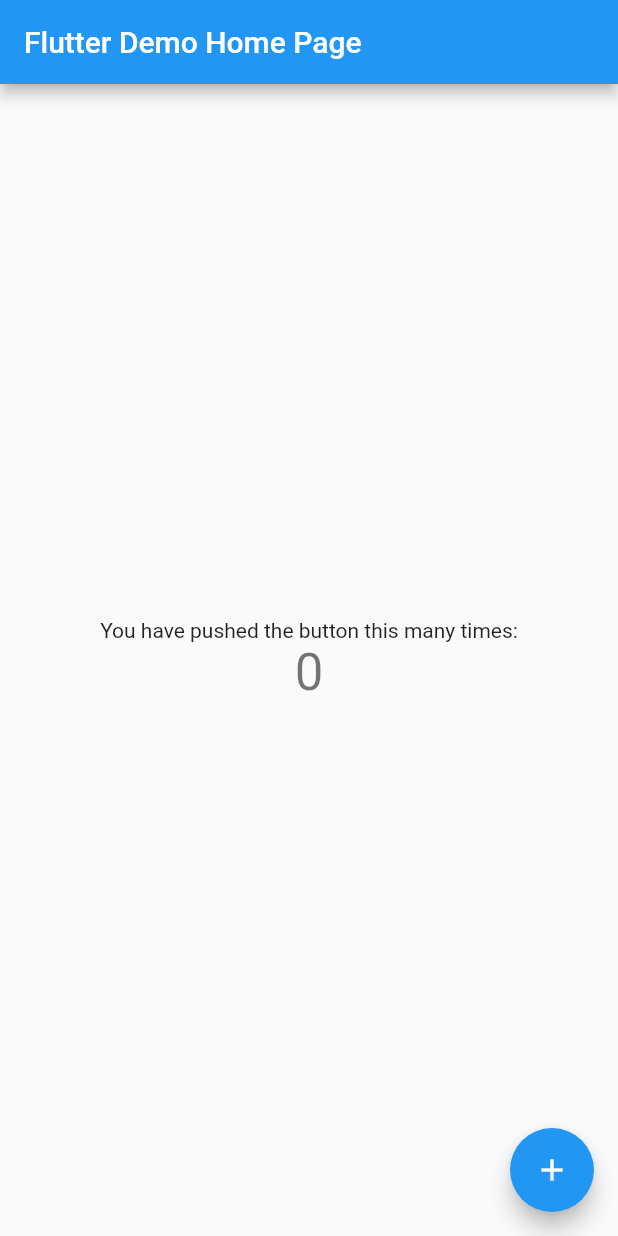
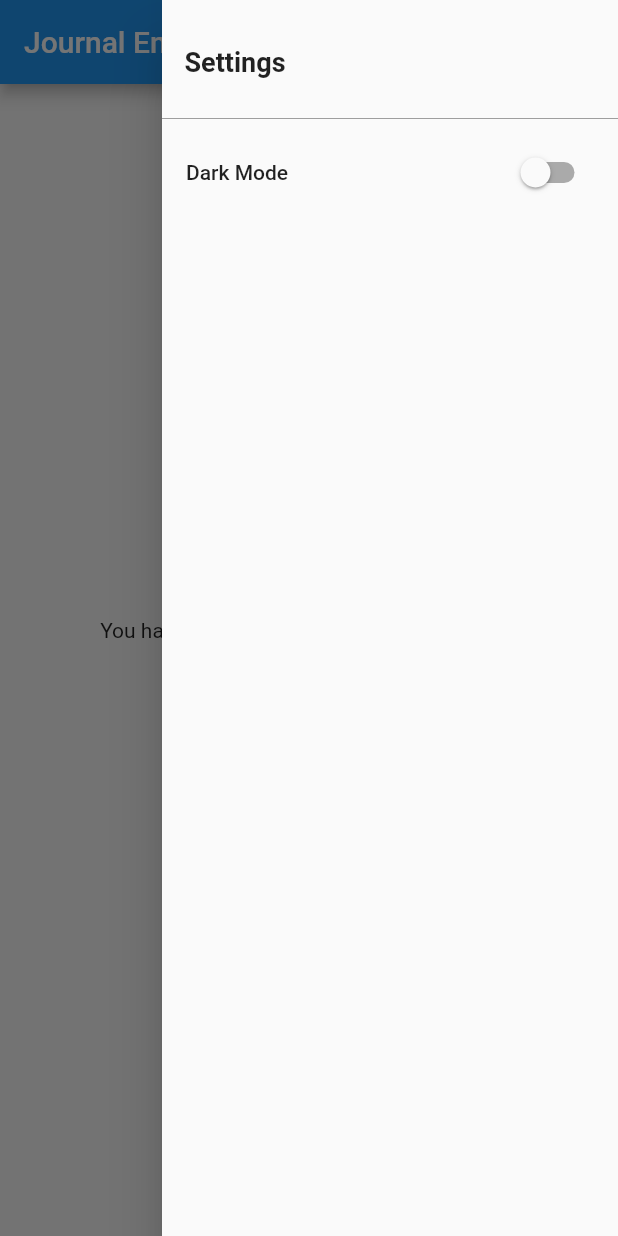
Before and after one commit to Joshpnguyen/Dart-Journal, a Flutter app: the screen it shows after launch, with the side drawer open (before the commit the screen has no drawer), on a phone screen of 412 x 824 dp. Run offline on Flutter 3.47's test engine with Material 2 defaults, Android fonts, the phone set to English and light mode, and no system bars.

Commit message:
Implemented settings drawer

```diff
--- a/lib/main.dart
+++ b/lib/main.dart
@@ -1,113 +1,6 @@
 import 'package:flutter/material.dart';
+import 'package:dart_journal/src_export.dart';
 
 void main() {
   runApp(MyApp());
 }
-
-class MyApp extends StatelessWidget {
-  // This widget is the root of your application.
-  @override
-  Widget build(BuildContext context) {
-    return MaterialApp(
-      title: 'Flutter Demo',
-      theme: ThemeData(
-        // This is the theme of your application.
-        //
-        // Try running your application with "flutter run". You'll see the
-        // application has a blue toolbar. Then, without quitting the app, try
-        // changing the primarySwatch below to Colors.green and then invoke
-        // "hot reload" (press "r" in the console where you ran "flutter run",
-        // or simply save your changes to "hot reload" in a Flutter IDE).
-        // Notice that the counter didn't reset back to zero; the application
-        // is not restarted.
-        primarySwatch: Colors.blue,
-      ),
-      home: MyHomePage(title: 'Flutter Demo Home Page'),
-    );
-  }
-}
-
-class MyHomePage extends StatefulWidget {
-  MyHomePage({Key? key, required this.title}) : super(key: key);
-
-  // This widget is the home page of your application. It is stateful, meaning
-  // that it has a State object (defined below) that contains fields that affect
-  // how it looks.
-
-  // This class is the configuration for the state. It holds the values (in this
-  // case the title) provided by the parent (in this case the App widget) and
-  // used by the build method of the State. Fields in a Widget subclass are
-  // always marked "final".
-
-  final String title;
-
-  @override
-  _MyHomePageState createState() => _MyHomePageState();
-}
-
-class _MyHomePageState extends State<MyHomePage> {
-  int _counter = 0;
-
-  void _incrementCounter() {
-    setState(() {
-      // This call to setState tells the Flutter framework that something has
-      // changed in this State, which causes it to rerun the build method below
-      // so that the display can reflect the updated values. If we changed
-      // _counter without calling setState(), then the build method would not be
-      // called again, and so nothing would appear to happen.
-      _counter++;
-    });
-  }
-
-  @override
-  Widget build(BuildContext context) {
-    // This method is rerun every time setState is called, for instance as done
-    // by the _incrementCounter method above.
-    //
-    // The Flutter framework has been optimized to make rerunning build methods
-    // fast, so that you can just rebuild anything that needs updating rather
-    // than having to individually change instances of widgets.
-    return Scaffold(
-      appBar: AppBar(
-        // Here we take the value from the MyHomePage object that was created by
-        // the App.build method, and use it to set our appbar title.
-        title: Text(widget.title),
-      ),
-      body: Center(
-        // Center is a layout widget. It takes a single child and positions it
-        // in the middle of the parent.
-        child: Column(
-          // Column is also a layout widget. It takes a list of children and
-          // arranges them vertically. By default, it sizes itself to fit its
-          // children horizontally, and tries to be as tall as its parent.
-          //
-          // Invoke "debug painting" (press "p" in the console, choose the
-          // "Toggle Debug Paint" action from the Flutter Inspector in Android
-          // Studio, or the "Toggle Debug Paint" command in Visual Studio Code)
-          // to see the wireframe for each widget.
-          //
-          // Column has various properties to control how it sizes itself and
-          // how it positions its children. Here we use mainAxisAlignment to
-          // center the children vertically; the main axis here is the vertical
-          // axis because Columns are vertical (the cross axis would be
-          // horizontal).
-          mainAxisAlignment: MainAxisAlignment.center,
-          children: <Widget>[
-            Text(
-              'You have pushed the button this many times:',
-            ),
-            Text(
-              '$_counter',
-              style: Theme.of(context).textTheme.headline4,
-            ),
-          ],
-        ),
-      ),
-      floatingActionButton: FloatingActionButton(
-        onPressed: _incrementCounter,
-        tooltip: 'Increment',
-        child: Icon(Icons.add),
-      ), // This trailing comma makes auto-formatting nicer for build methods.
-    );
-  }
-}
--- /dev/null
+++ b/lib/src/add_entry.dart
@@ -0,0 +1 @@
+import 'package:dart_journal/src_export.dart';
--- /dev/null
+++ b/lib/src/app.dart
@@ -0,0 +1,73 @@
+import 'package:flutter/material.dart';
+import 'package:dart_journal/src_export.dart';
+
+class MyApp extends StatelessWidget {
+  // This widget is the root of your application.
+  @override
+  Widget build(BuildContext context) {
+    return MaterialApp(
+      title: 'Flutter Demo',
+      themeMode: ThemeMode.system,
+      theme: ThemeData(
+        primarySwatch: Colors.blue,
+      ),
+      home: MyHomePage(title: 'Journal Entries'),
+    );
+  }
+}
+
+class MyHomePage extends StatefulWidget {
+  MyHomePage({Key? key, required this.title}) : super(key: key);
+
+  final String title;
+
+  @override
+  _MyHomePageState createState() => _MyHomePageState();
+}
+
+class _MyHomePageState extends State<MyHomePage> {
+  int _counter = 0;
+
+  void _incrementCounter() {
+    setState(() {
+      _counter++;
+    });
+  }
+
+  @override
+  Widget build(BuildContext context) {
+    return Scaffold(
+      appBar: AppBar(
+        title: Text(widget.title),
+        actions: [
+          Builder(
+            builder: (context) => IconButton(
+              icon: Icon(Icons.settings),
+              onPressed: () => Scaffold.of(context).openEndDrawer(),
+            ),
+          )
+        ],
+      ),
+      endDrawer: drawer(),
+      body: Center(
+        child: Column(
+          mainAxisAlignment: MainAxisAlignment.center,
+          children: <Widget>[
+            Text(
+              'You have pushed the button this many times:',
+            ),
+            Text(
+              '$_counter',
+              style: Theme.of(context).textTheme.headline4,
+            ),
+          ],
+        ),
+      ),
+      floatingActionButton: FloatingActionButton(
+        onPressed: _incrementCounter,
+        tooltip: 'Increment',
+        child: Icon(Icons.add),
+      ),
+    );
+  }
+}
--- /dev/null
+++ b/lib/src/drawer.dart
@@ -0,0 +1,45 @@
+import 'package:dart_journal/src_export.dart';
+export 'package:flutter/material.dart';
+
+// Widget for Settings drawer
+Widget drawer() {
+  return Drawer(
+      child: ListView(
+    padding: EdgeInsets.zero,
+    children: [
+      ListTile(
+          contentPadding: EdgeInsets.only(top: 15, left: 15, bottom: 0),
+          leading: Text('Settings',
+              style: TextStyle(fontSize: 18, fontWeight: FontWeight.w600))),
+      Divider(
+        thickness: 0.0,
+        color: Colors.grey,
+      ),
+      DarkModeSwitch(),
+    ],
+  ));
+}
+
+// Widget switch for Dark Mode
+class DarkModeSwitch extends StatefulWidget {
+  const DarkModeSwitch({Key? key}) : super(key: key);
+
+  @override
+  _DarkModeSwitchState createState() => _DarkModeSwitchState();
+}
+
+class _DarkModeSwitchState extends State<DarkModeSwitch> {
+  bool lightMode = false;
+
+  @override
+  Widget build(BuildContext context) {
+    return SwitchListTile(
+        title: Text('Dark Mode'),
+        value: lightMode,
+        onChanged: (bool value) {
+          setState(() {
+            lightMode = value;
+          });
+        });
+  }
+}
--- /dev/null
+++ b/lib/src/welcome_screen.dart
@@ -0,0 +1 @@
+import 'package:dart_journal/src_export.dart';
--- /dev/null
+++ b/lib/src_export.dart
@@ -0,0 +1,4 @@
+export 'src/app.dart';
+export 'src/welcome_screen.dart';
+export 'src/app.dart';
+export 'src/drawer.dart';
```
